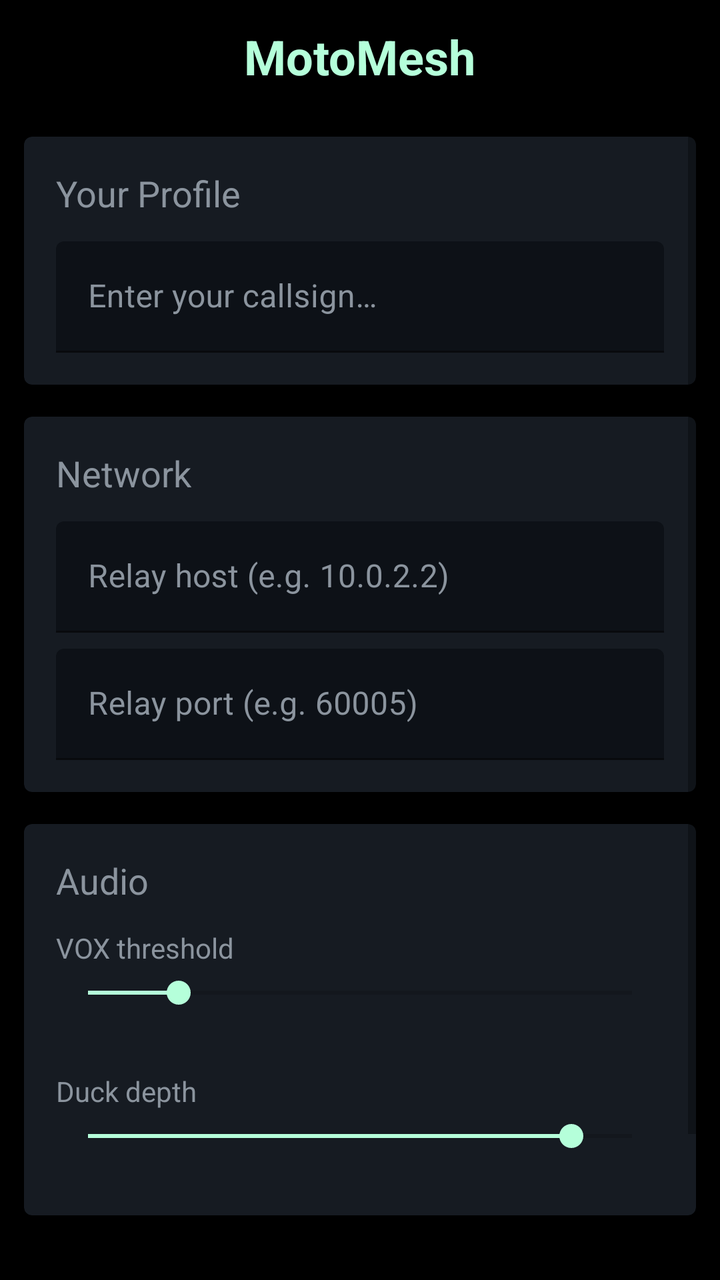
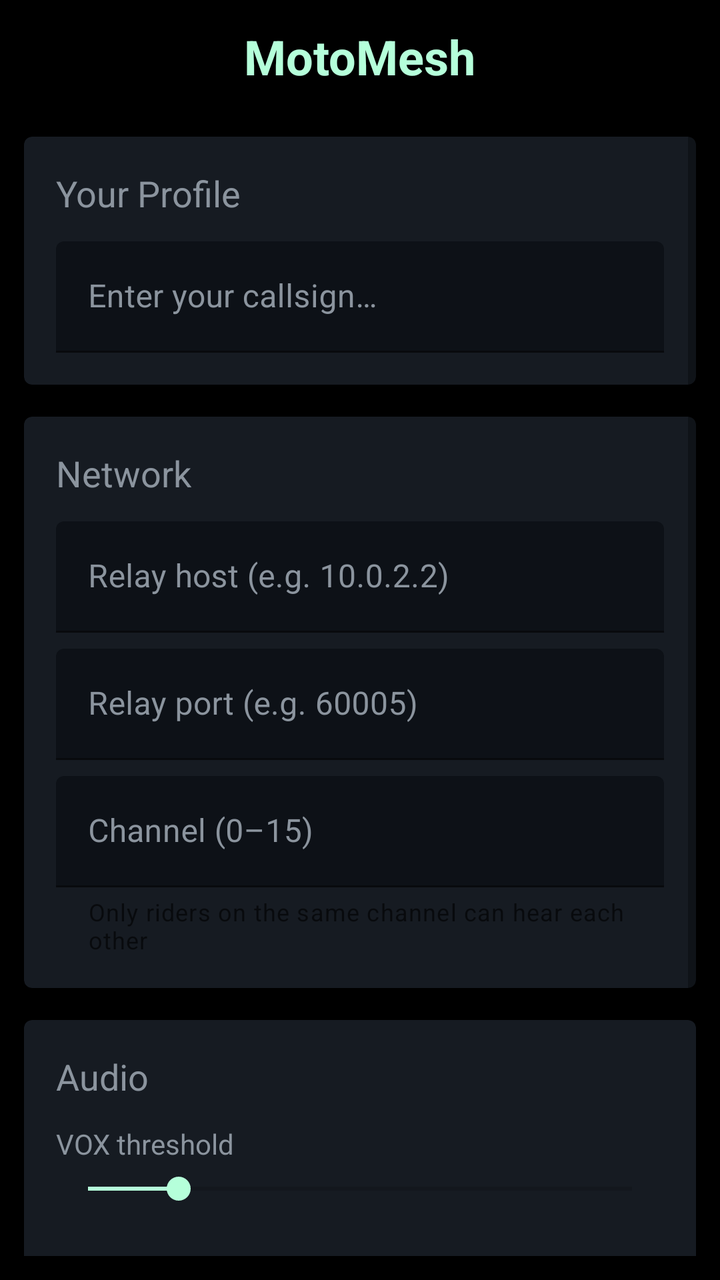

Compare the two renders of this Android layout. The source of the first and the diff that turns it into the second are given below.
<!-- AndroidManifest.xml: activity theme Theme.MotoMesh -->
<!-- res/layout/activity_settings.xml -->
<?xml version="1.0" encoding="utf-8"?>
<ScrollView xmlns:android="http://schemas.android.com/apk/res/android"
    xmlns:app="http://schemas.android.com/apk/res-auto"
    android:id="@+id/scrollView"
    android:layout_width="match_parent"
    android:layout_height="match_parent"
    android:fillViewport="true"
    android:background="@color/black"
    android:padding="12dp">

    <LinearLayout
        android:layout_width="match_parent"
        android:layout_height="wrap_content"
        android:orientation="vertical"
        android:gravity="center_horizontal">

        
        <TextView
            android:layout_width="wrap_content"
            android:layout_height="wrap_content"
            android:text="@string/app_name"
            android:textSize="24sp"
            android:textColor="@color/accent_blue"
            android:textStyle="bold"
            android:layout_marginBottom="24dp" />

        
        <com.google.android.material.card.MaterialCardView
            android:layout_width="match_parent"
            android:layout_height="wrap_content"
            android:layout_marginBottom="16dp"
            android:backgroundTint="#161B22">

            <LinearLayout
                android:layout_width="match_parent"
                android:layout_height="wrap_content"
                android:orientation="vertical"
                android:padding="16dp">

                <TextView
                    android:layout_width="wrap_content"
                    android:layout_height="wrap_content"
                    android:text="@string/settings_profile_title"
                    android:textSize="18sp"
                    android:textColor="@color/lo_text"
                    android:layout_marginBottom="12dp" />

                <com.google.android.material.textfield.TextInputLayout
                    android:id="@+id/tilUsername"
                    android:layout_width="match_parent"
                    android:layout_height="wrap_content"
                    android:hint="@string/settings_username_hint"
                    android:textColorHint="@color/lo_text"
                    app:boxBackgroundColor="#0D1117"
                    app:boxStrokeColor="@color/lo_blue">

                    <com.google.android.material.textfield.TextInputEditText
                        android:id="@+id/etUsername"
                        android:layout_width="match_parent"
                        android:layout_height="wrap_content"
                        android:inputType="textPersonName"
                        android:maxLines="1"
                        android:textColor="@color/white"
                        android:textColorHint="@color/lo_text" />

                </com.google.android.material.textfield.TextInputLayout>

                <TextView
                    android:id="@+id/tvUsernameStatus"
                    android:layout_width="wrap_content"
                    android:layout_height="wrap_content"
                    android:textSize="12sp"
                    android:textColor="@color/lo_red"
                    android:layout_marginTop="6dp"
                    android:visibility="gone" />

            </LinearLayout>

        </com.google.android.material.card.MaterialCardView>

        
        <com.google.android.material.card.MaterialCardView
            android:layout_width="match_parent"
            android:layout_height="wrap_content"
            android:layout_marginBottom="16dp"
            android:backgroundTint="#161B22">

            <LinearLayout
                android:layout_width="match_parent"
                android:layout_height="wrap_content"
                android:orientation="vertical"
                android:padding="16dp">

                <TextView
                    android:layout_width="wrap_content"
                    android:layout_height="wrap_content"
                    android:text="@string/settings_network_title"
                    android:textSize="18sp"
                    android:textColor="@color/lo_text"
                    android:layout_marginBottom="12dp" />

                <com.google.android.material.textfield.TextInputLayout
                    android:id="@+id/tilRelayHost"
                    android:layout_width="match_parent"
                    android:layout_height="wrap_content"
                    android:hint="@string/settings_relay_host_hint"
                    android:textColorHint="@color/lo_text"
                    app:boxBackgroundColor="#0D1117"
                    app:boxStrokeColor="@color/lo_blue">

                    <com.google.android.material.textfield.TextInputEditText
                        android:id="@+id/etRelayHost"
                        android:layout_width="match_parent"
                        android:layout_height="wrap_content"
                        android:inputType="textUri"
                        android:maxLines="1"
                        android:textColor="@color/white"
                        android:textColorHint="@color/lo_text" />

                </com.google.android.material.textfield.TextInputLayout>

                <com.google.android.material.textfield.TextInputLayout
                    android:id="@+id/tilRelayPort"
                    android:layout_width="match_parent"
                    android:layout_height="wrap_content"
                    android:layout_marginTop="8dp"
                    android:hint="@string/settings_relay_port_hint"
                    android:textColorHint="@color/lo_text"
                    app:boxBackgroundColor="#0D1117"
                    app:boxStrokeColor="@color/lo_blue">

                    <com.google.android.material.textfield.TextInputEditText
                        android:id="@+id/etRelayPort"
                        android:layout_width="match_parent"
                        android:layout_height="wrap_content"
                        android:inputType="number"
                        android:maxLines="1"
                        android:textColor="@color/white"
                        android:textColorHint="@color/lo_text" />

                </com.google.android.material.textfield.TextInputLayout>

                <TextView
                    android:id="@+id/tvRelayStatus"
                    android:layout_width="wrap_content"
                    android:layout_height="wrap_content"
                    android:textSize="12sp"
                    android:textColor="@color/lo_red"
                    android:layout_marginTop="6dp"
                    android:visibility="gone" />

            </LinearLayout>

        </com.google.android.material.card.MaterialCardView>

        
        <com.google.android.material.card.MaterialCardView
            android:layout_width="match_parent"
            android:layout_height="wrap_content"
            android:layout_marginBottom="16dp"
            android:backgroundTint="#161B22">

            <LinearLayout
                android:layout_width="match_parent"
                android:layout_height="wrap_content"
                android:orientation="vertical"
                android:padding="16dp">

                <TextView
                    android:layout_width="wrap_content"
                    android:layout_height="wrap_content"
                    android:text="@string/settings_audio_title"
                    android:textSize="18sp"
                    android:textColor="@color/lo_text"
                    android:layout_marginBottom="12dp" />

                
                <TextView
                    android:id="@+id/tvVoxThresholdLabel"
                    android:layout_width="wrap_content"
                    android:layout_height="wrap_content"
                    android:text="@string/settings_vox_threshold"
                    android:textSize="14sp"
                    android:textColor="@color/lo_text"
                    android:layout_marginBottom="4dp" />

                <SeekBar
                    android:id="@+id/sbVoxThreshold"
                    android:layout_width="match_parent"
                    android:layout_height="wrap_content"
                    android:max="7200"
                    android:progress="1200"
                    android:progressTint="@color/accent_blue"
                    android:thumbTint="@color/accent_blue" />

                <TextView
                    android:id="@+id/tvVoxThresholdValue"
                    android:layout_width="wrap_content"
                    android:layout_height="wrap_content"
                    android:textColor="@color/lo_text"
                    android:textSize="11sp" />

                
                <TextView
                    android:id="@+id/tvDuckDepthLabel"
                    android:layout_width="wrap_content"
                    android:layout_height="wrap_content"
                    android:text="@string/settings_duck_depth"
                    android:textSize="14sp"
                    android:textColor="@color/lo_text"
                    android:layout_marginTop="16dp"
                    android:layout_marginBottom="4dp" />

                <SeekBar
                    android:id="@+id/sbDuckDepth"
                    android:layout_width="match_parent"
                    android:layout_height="wrap_content"
                    android:max="90"
                    android:progress="80"
                    android:progressTint="@color/accent_blue"
                    android:thumbTint="@color/accent_blue" />

                <TextView
                    android:id="@+id/tvDuckDepthValue"
                    android:layout_width="wrap_content"
                    android:layout_height="wrap_content"
                    android:textColor="@color/lo_text"
                    android:textSize="11sp" />

            </LinearLayout>

        </com.google.android.material.card.MaterialCardView>

        
        <com.google.android.material.button.MaterialButton
            android:id="@+id/btnSave"
            android:layout_width="match_parent"
            android:layout_height="56dp"
            android:text="@string/btn_save_settings"
            android:textSize="16sp"
            app:cornerRadius="8dp"
            android:layout_marginHorizontal="8dp" />

        
        <TextView
            android:id="@+id/tvAbout"
            android:layout_width="wrap_content"
            android:layout_height="wrap_content"
            android:textSize="11sp"
            android:textColor="@color/lo_text"
            android:layout_marginTop="16dp" />

    </LinearLayout>

</ScrollView>
<!-- resources referenced by this layout -->
<resources>
  <color name="accent_blue">#B5FFDA</color>
  <color name="black">#FF000000</color>
  <color name="lo_blue">#B5FFDA</color>
  <color name="lo_red">#FF6F6F</color>
  <color name="lo_text">#8B949E</color>
  <color name="white">#FFFFFFFF</color>
  <string name="app_name">MotoMesh</string>
  <string name="btn_save_settings">Save Settings</string>
  <string name="settings_audio_title">Audio</string>
  <string name="settings_duck_depth">Duck depth</string>
  <string name="settings_network_title">Network</string>
  <string name="settings_profile_title">Your Profile</string>
  <string name="settings_relay_host_hint">Relay host (e.g. 10.0.2.2)</string>
  <string name="settings_relay_port_hint">Relay port (e.g. 60005)</string>
  <string name="settings_username_hint">Enter your callsign…</string>
  <string name="settings_vox_threshold">VOX threshold</string>
  <style name="Theme.MotoMesh" parent="Theme.MaterialComponents.Light.NoActionBar">
          <item name="colorPrimary">@color/accent_blue</item>
          <item name="colorOnPrimary">@color/white</item>
          <item name="colorSecondary">@color/accent_green</item>
          <item name="colorSurface">@color/black</item>
          <item name="android:windowBackground">@color/black</item>
      </style>
  <color name="accent_green">#B5FFDA</color>
</resources>

<!-- the commit's change to res/layout/activity_settings.xml (unified diff, before → after) -->
@@ -140,6 +140,31 @@
 
                 </com.google.android.material.textfield.TextInputLayout>
 
+                
+                <com.google.android.material.textfield.TextInputLayout
+                    android:id="@+id/tilChannel"
+                    android:layout_width="match_parent"
+                    android:layout_height="wrap_content"
+                    android:layout_marginTop="8dp"
+                    android:hint="@string/settings_channel_hint"
+                    android:textColorHint="@color/lo_text"
+                    app:boxBackgroundColor="#0D1117"
+                    app:boxStrokeColor="@color/lo_blue"
+                    app:helperText="@string/settings_channel_helper"
+                    app:helperTextEnabled="true">
+
+                    <com.google.android.material.textfield.TextInputEditText
+                        android:id="@+id/etChannel"
+                        android:layout_width="match_parent"
+                        android:layout_height="wrap_content"
+                        android:inputType="number"
+                        android:maxLines="1"
+                        android:maxLength="2"
+                        android:textColor="@color/white"
+                        android:textColorHint="@color/lo_text" />
+
+                </com.google.android.material.textfield.TextInputLayout>
+
                 <TextView
                     android:id="@+id/tvRelayStatus"
                     android:layout_width="wrap_content"
<!-- resource entries referenced after the edit -->
@@ -9,6 +9,8 @@
   <string name="app_name">MotoMesh</string>
   <string name="btn_save_settings">Save Settings</string>
   <string name="settings_audio_title">Audio</string>
+  <string name="settings_channel_helper">Only riders on the same channel can hear each other</string>
+  <string name="settings_channel_hint">Channel (0–15)</string>
   <string name="settings_duck_depth">Duck depth</string>
   <string name="settings_network_title">Network</string>
   <string name="settings_profile_title">Your Profile</string>
